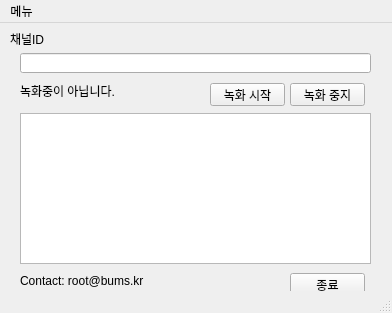
Old version of the form ChzzkLinkUI.ui in the repository reretay/ChzzkLink.
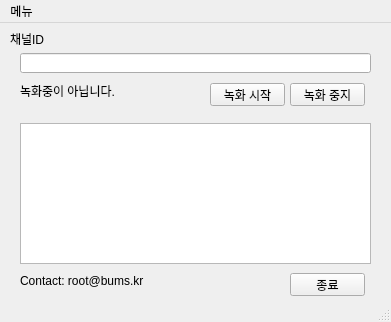
New version of the form. Icons and pictures are not drawn.

```diff
--- a/ChzzkLinkUI.ui
+++ b/ChzzkLinkUI.ui
@@ -6,8 +6,8 @@
    <rect>
     <x>0</x>
     <y>0</y>
-    <width>392</width>
-    <height>313</height>
+    <width>391</width>
+    <height>322</height>
    </rect>
   </property>
   <property name="windowTitle">
@@ -93,16 +93,6 @@
      <string>Contact: root@bums.kr</string>
     </property>
    </widget>
-   <widget class="QTextEdit" name="textEdit">
-    <property name="geometry">
-     <rect>
-      <x>20</x>
-      <y>90</y>
-      <width>351</width>
-      <height>151</height>
-     </rect>
-    </property>
-   </widget>
    <widget class="QLabel" name="label_status">
     <property name="geometry">
      <rect>
@@ -116,13 +106,30 @@
      <string>녹화중이 아닙니다.</string>
     </property>
    </widget>
+   <widget class="QTextBrowser" name="textBrowser">
+    <property name="geometry">
+     <rect>
+      <x>20</x>
+      <y>100</y>
+      <width>351</width>
+      <height>141</height>
+     </rect>
+    </property>
+    <property name="html">
+     <string>&lt;!DOCTYPE HTML PUBLIC &quot;-//W3C//DTD HTML 4.0//EN&quot; &quot;http://www.w3.org/TR/REC-html40/strict.dtd&quot;&gt;
+&lt;html&gt;&lt;head&gt;&lt;meta name=&quot;qrichtext&quot; content=&quot;1&quot; /&gt;&lt;style type=&quot;text/css&quot;&gt;
+p, li { white-space: pre-wrap; }
+&lt;/style&gt;&lt;/head&gt;&lt;body style=&quot; font-family:'Gulim'; font-size:9pt; font-weight:400; font-style:normal;&quot;&gt;
+&lt;p style=&quot;-qt-paragraph-type:empty; margin-top:0px; margin-bottom:0px; margin-left:0px; margin-right:0px; -qt-block-indent:0; text-indent:0px;&quot;&gt;&lt;br /&gt;&lt;/p&gt;&lt;/body&gt;&lt;/html&gt;</string>
+    </property>
+   </widget>
   </widget>
   <widget class="QMenuBar" name="menubar">
    <property name="geometry">
     <rect>
      <x>0</x>
      <y>0</y>
-     <width>392</width>
+     <width>391</width>
      <height>21</height>
     </rect>
    </property>
```
